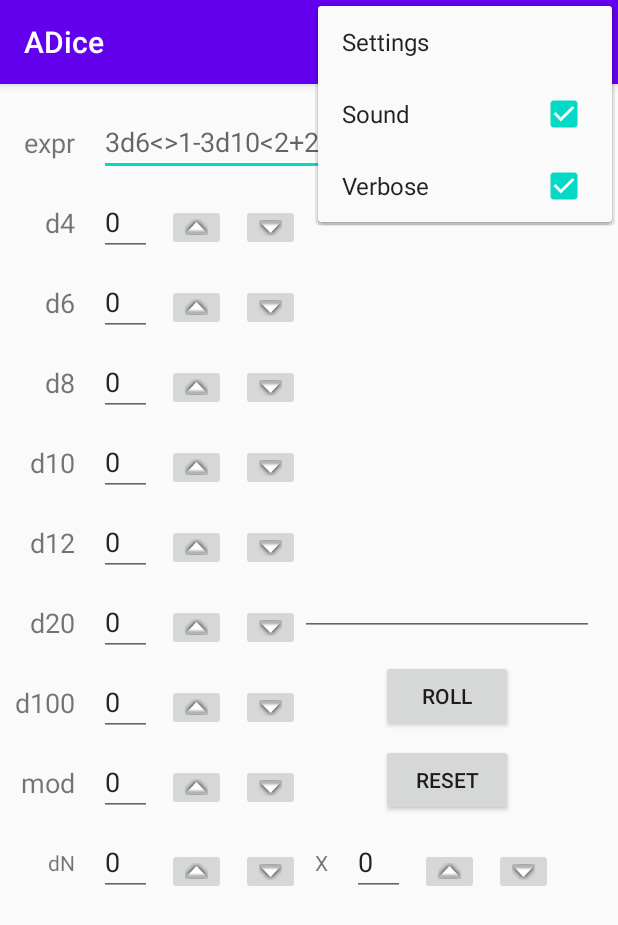
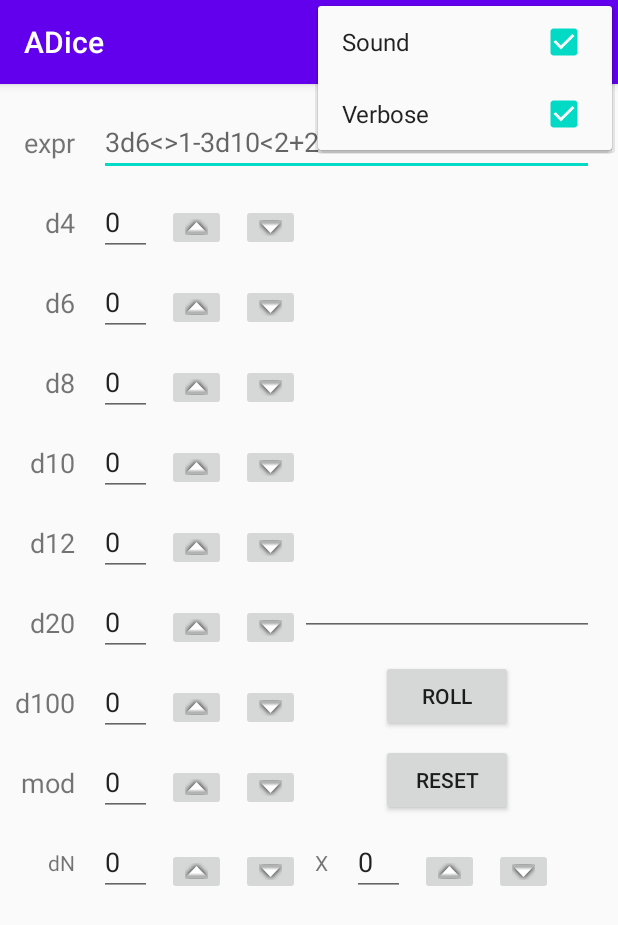
Before and after one commit to fluks/ADice, an Android app: the screen it shows after launch (MainActivity), with the options menu open, on a phone screen of 412 x 824 dp. Shown: the top 925 px of the screen. Run offline under Robolectric (Android 15) with nearby library versions, the phone set to English and light mode, and no system bars.

Commit message:
Delete settings item from settings toolbar

```diff
--- a/app/src/main/java/fi/jukkalaitinen/adice/MainActivity.kt
+++ b/app/src/main/java/fi/jukkalaitinen/adice/MainActivity.kt
@@ -69,7 +69,6 @@ class MainActivity : AppCompatActivity() {
         // automatically handle clicks on the Home/Up button, so long
         // as you specify a parent activity in AndroidManifest.xml.
         return when (item.itemId) {
-            R.id.action_settings -> { true }
             R.id.sound_setting -> {
                 setSound(!item.isChecked)
                 item.setChecked(!item.isChecked)
--- a/app/src/main/res/menu/menu_main.xml
+++ b/app/src/main/res/menu/menu_main.xml
@@ -2,11 +2,6 @@
     xmlns:app="http://schemas.android.com/apk/res-auto"
     xmlns:tools="http://schemas.android.com/tools"
     tools:context="fi.jukkalaitinen.adice.MainActivity">
-    <item
-        android:id="@+id/action_settings"
-        android:orderInCategory="100"
-        android:title="@string/action_settings"
-        app:showAsAction="never" />
     <item
         android:id="@+id/sound_setting"
         android:checkable="true"
--- a/app/src/main/res/values/strings.xml
+++ b/app/src/main/res/values/strings.xml
@@ -1,6 +1,5 @@
 <resources>
     <string name="app_name">ADice</string>
-    <string name="action_settings">Settings</string>
     <string name="roll_button">Roll</string>
     <string name="reset_button">Reset</string>
     <string name="exprHint">3d6&lt;&gt;1-3d10&lt;2+2</string>
```
